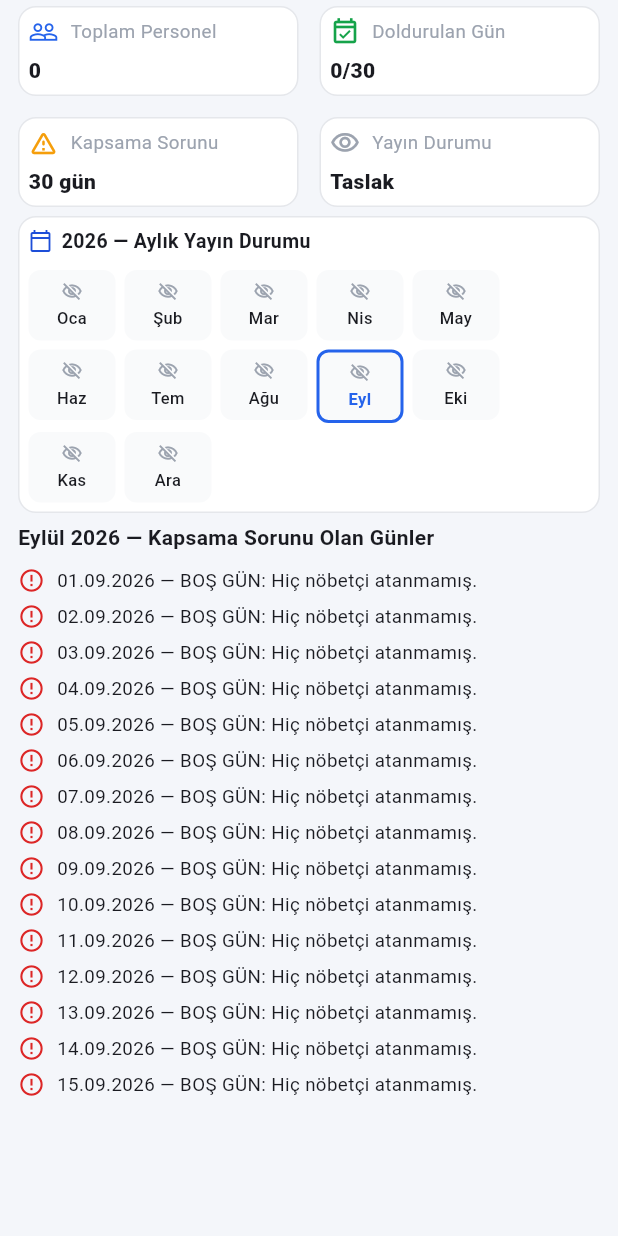
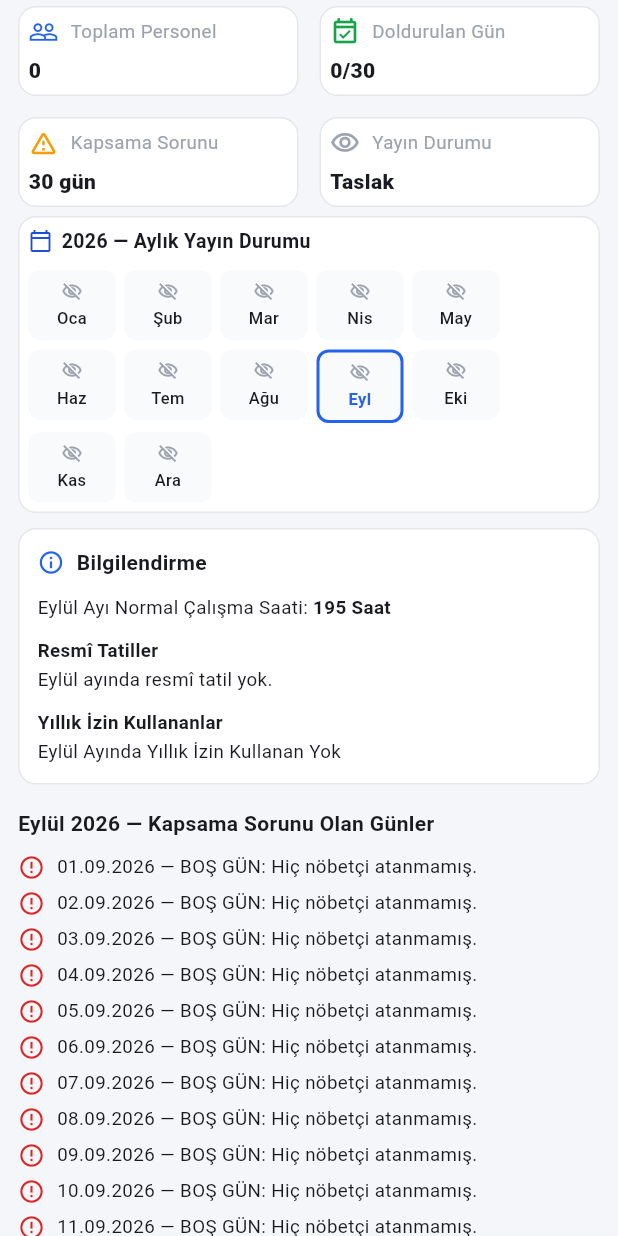
Before and after one commit to avara1984/nobet_pro, a Flutter app: the _Dashboard widget shown alone on an empty page, opened directly with empty values, on a phone screen of 412 x 824 dp. Run offline on Flutter 3.47's test engine with Material 3 defaults, Android fonts, the phone set to English and light mode, and no system bars; our stand-ins replace cloud_firestore, file_picker, firebase_auth, firebase_core, firebase_messaging, font_awesome_flutter and 3 more; accounts and stored records are empty; network calls fail; Roboto replaces fonts that are missing (Segoe UI).

Commit message:
Dashboard aylık bilgilendirme kutusu ve 15-14 toplam satırı düzeni
Dashboard'a seçili aya ait normal çalışma saati, resmî tatiller ve yıllık
izin kullananları gösteren Bilgilendirme kutusu eklendi. 15-14 Nöbet
ekranında Tarih sütunundaki "Toplam" yazısı kaldırıldı, Günler
sütunundaki "Toplam" kırmızı yapıldı.

Co-Authored-By: Claude Sonnet 5.5 <noreply@anthropic.com>

```diff
--- a/lib/ekranlar/ana_ekran.dart
+++ b/lib/ekranlar/ana_ekran.dart
@@ -1012,12 +1012,88 @@ class _Dashboard extends StatelessWidget {
             width: genis ? 800.0 : double.infinity,
             child: _YillikYayinDurumu(yil: d.yil, d: d),
           ),
-          const SizedBox(height: 6),
+          const SizedBox(height: 10),
+          SizedBox(
+            width: genis ? 800.0 : double.infinity,
+            child: _aylikBilgilendirme(context, d),
+          ),
+          const SizedBox(height: 16),
           Text('${T.ayYil(d.yil, d.ay)} — Kapsama Sorunu Olan Günler',
               style:
                   const TextStyle(fontWeight: FontWeight.w700, fontSize: 14)),
           const SizedBox(height: 10),
           ..._sorunListesi(context, d),
+        ],
+      ),
+    );
+  }
+
+  static String _sayi(double v) {
+    final metin = v == v.roundToDouble() ? v.toStringAsFixed(0) : v.toStringAsFixed(1);
+    return metin.replaceAll('.', ',');
+  }
+
+  /// Seçili ay için: normal çalışma saati, varsa resmî tatiller (arife = yarım
+  /// gün) ve varsa yıllık izin kullananlar.
+  Widget _aylikBilgilendirme(BuildContext context, NobetDurumu d) {
+    final tatiller = <(DateTime, double)>[];
+    for (var g = 1; g <= d.gunSayisi; g++) {
+      final tarih = DateTime(d.yil, d.ay, g);
+      if (d.ayar.resmiTatilMi(tarih)) {
+        tatiller.add((tarih, 1.0));
+      } else if (d.ayar.yarimGunMu(tarih)) {
+        tatiller.add((tarih, 0.5));
+      }
+    }
+    final izinliler =
+        d.ozetler.where((o) => o.yillikIzinKullanilan > 0).toList();
+
+    const govde = TextStyle(fontSize: 12.5, height: 1.5);
+    const kalin =
+        TextStyle(fontSize: 12.5, height: 1.5, fontWeight: FontWeight.w700);
+
+    return Container(
+      padding: const EdgeInsets.all(12),
+      decoration: BoxDecoration(
+        color: Tema.kart(context),
+        borderRadius: BorderRadius.circular(12),
+        border: Border.all(color: Tema.kenar(context)),
+      ),
+      child: Column(
+        crossAxisAlignment: CrossAxisAlignment.start,
+        children: [
+          const Row(children: [
+            Icon(Icons.info_outline, size: 18, color: R.mavi),
+            SizedBox(width: 8),
+            Text('Bilgilendirme',
+                style: TextStyle(fontWeight: FontWeight.w700, fontSize: 14)),
+          ]),
+          const SizedBox(height: 10),
+          Text.rich(TextSpan(style: govde, children: [
+            TextSpan(text: '${T.aylar[d.ay - 1]} Ayı Normal Çalışma Saati: '),
+            TextSpan(text: '${_sayi(d.aylikHedefSaat)} Saat', style: kalin),
+          ])),
+          const SizedBox(height: 10),
+          const Text('Resmî Tatiller', style: kalin),
+          if (tatiller.isEmpty)
+            Text('${T.aylar[d.ay - 1]} ayında resmî tatil yok.', style: govde)
+          else
+            for (final (tarih, gun) in tatiller)
+              Text(
+                '${T.tarih(tarih)} ${T.gunAdi(tarih)} — ${_sayi(gun)} gün resmî tatil',
+                style: govde,
+              ),
+          const SizedBox(height: 10),
+          const Text('Yıllık İzin Kullananlar', style: kalin),
+          if (izinliler.isEmpty)
+            Text('${T.aylar[d.ay - 1]} Ayında Yıllık İzin Kullanan Yok',
+                style: govde)
+          else
+            for (final o in izinliler)
+              Text.rich(TextSpan(style: govde, children: [
+                TextSpan(text: o.personel.ad, style: kalin),
+                TextSpan(text: ' — ${o.yillikIzinKullanilan} gün yıllık izin'),
+              ])),
         ],
       ),
     );
--- a/lib/ekranlar/donem_nobet_ekrani.dart
+++ b/lib/ekranlar/donem_nobet_ekrani.dart
@@ -635,9 +635,8 @@ class _DonemNobetEkraniState extends State<DonemNobetEkrani> {
     );
   }
 
-  /// Sol sabit sütunun en altındaki "Toplam" etiketi — sağdaki
-  /// [_toplamSatiri] ile aynı hizada, dönem genelindeki toplam saatlerin
-  /// başlangıcını işaret eder.
+  /// Sol sabit sütunun en altındaki boş hücre — sağdaki [_toplamSatiri] ile
+  /// aynı hizada durur ("Toplam" etiketi o satırın Günler hücresinde).
   Widget _ozetTarihHucresi() => Container(
         width: _tarihW,
         height: _satirY,
@@ -649,11 +648,6 @@ class _DonemNobetEkraniState extends State<DonemNobetEkrani> {
             top: BorderSide(color: _ayGecisSiniri(context), width: 2),
           ),
         ),
-        child: const Text('Toplam',
-            textAlign: TextAlign.center,
-            maxLines: 1,
-            style: TextStyle(
-                fontSize: 10.5, fontWeight: FontWeight.w700, color: R.kirmizi)),
       );
 
   /// Dönemin sonunda, her personel sütununun altında toplam çalışma
@@ -677,7 +671,10 @@ class _DonemNobetEkraniState extends State<DonemNobetEkrani> {
               border: Border(right: BorderSide(color: _cizgi(context))),
             ),
             child: const Text('Toplam',
-                style: TextStyle(fontSize: 10.5, fontWeight: FontWeight.w700)),
+                style: TextStyle(
+                    fontSize: 10.5,
+                    fontWeight: FontWeight.w700,
+                    color: R.kirmizi)),
           ),
           for (final p in personeller)
             Container(
```
